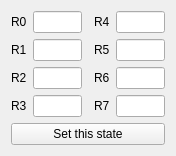
First picture: the form in src/assets/registerwindow.ui, repository arsdever/VirtualMachine, before the edit.
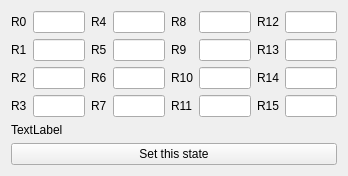
Second picture: the form after the edit.

Patch:
```diff
--- a/src/assets/registerwindow.ui
+++ b/src/assets/registerwindow.ui
@@ -6,47 +6,16 @@
    <rect>
     <x>0</x>
     <y>0</y>
-    <width>176</width>
-    <height>145</height>
+    <width>348</width>
+    <height>172</height>
    </rect>
   </property>
   <property name="windowTitle">
    <string>Form</string>
   </property>
+  <layout class="QGridLayout" name="gridLayout_5">
+   <item row="0" column="0">
   <layout class="QGridLayout" name="gridLayout">
-   <item row="3" column="3">
-    <widget class="QLabel" name="m_lblR7">
-     <property name="text">
-      <string>R7</string>
-     </property>
-     <property name="buddy">
-      <cstring>m_pReg7</cstring>
-     </property>
-    </widget>
-   </item>
-   <item row="3" column="0">
-    <widget class="QLabel" name="m_lblR3">
-     <property name="text">
-      <string>R3</string>
-     </property>
-     <property name="buddy">
-      <cstring>m_pReg3</cstring>
-     </property>
-    </widget>
-   </item>
-   <item row="0" column="3">
-    <widget class="QLabel" name="m_lblR4">
-     <property name="text">
-      <string>R4</string>
-     </property>
-     <property name="buddy">
-      <cstring>m_pReg4</cstring>
-     </property>
-    </widget>
-   </item>
-   <item row="1" column="1">
-    <widget class="QLineEdit" name="m_pReg1"/>
-   </item>
    <item row="0" column="0">
     <widget class="QLabel" name="m_lblR0">
      <property name="text">
@@ -57,19 +26,6 @@
      </property>
     </widget>
    </item>
-   <item row="2" column="0">
-    <widget class="QLabel" name="m_lblR2">
-     <property name="text">
-      <string>R2</string>
-     </property>
-     <property name="buddy">
-      <cstring>m_pReg2</cstring>
-     </property>
-    </widget>
-   </item>
-   <item row="2" column="4">
-    <widget class="QLineEdit" name="m_pReg6"/>
-   </item>
    <item row="0" column="1">
     <widget class="QLineEdit" name="m_pReg0"/>
    </item>
@@ -83,10 +39,66 @@
      </property>
     </widget>
    </item>
-   <item row="1" column="4">
+     <item row="1" column="1">
+      <widget class="QLineEdit" name="m_pReg1"/>
+     </item>
+     <item row="2" column="0">
+      <widget class="QLabel" name="m_lblR2">
+       <property name="text">
+        <string>R2</string>
+       </property>
+       <property name="buddy">
+        <cstring>m_pReg2</cstring>
+       </property>
+      </widget>
+     </item>
+     <item row="2" column="1">
+      <widget class="QLineEdit" name="m_pReg2"/>
+     </item>
+     <item row="3" column="0">
+      <widget class="QLabel" name="m_lblR3">
+       <property name="text">
+        <string>R3</string>
+       </property>
+       <property name="buddy">
+        <cstring>m_pReg3</cstring>
+       </property>
+      </widget>
+     </item>
+     <item row="3" column="1">
+      <widget class="QLineEdit" name="m_pReg3"/>
+     </item>
+    </layout>
+   </item>
+   <item row="0" column="1">
+    <layout class="QGridLayout" name="gridLayout_2">
+     <item row="0" column="0">
+      <widget class="QLabel" name="m_lblR4">
+       <property name="text">
+        <string>R4</string>
+       </property>
+       <property name="buddy">
+        <cstring>m_pReg4</cstring>
+       </property>
+      </widget>
+     </item>
+     <item row="0" column="1">
+      <widget class="QLineEdit" name="m_pReg4"/>
+     </item>
+     <item row="1" column="0">
+      <widget class="QLabel" name="m_lblR5">
+       <property name="text">
+        <string>R5</string>
+       </property>
+       <property name="buddy">
+        <cstring>m_pReg5</cstring>
+       </property>
+      </widget>
+     </item>
+     <item row="1" column="1">
     <widget class="QLineEdit" name="m_pReg5"/>
    </item>
-   <item row="2" column="3">
+     <item row="2" column="0">
     <widget class="QLabel" name="m_lblR6">
      <property name="text">
       <string>R6</string>
@@ -96,42 +108,157 @@
      </property>
     </widget>
    </item>
-   <item row="1" column="3">
-    <widget class="QLabel" name="m_lblR5">
+     <item row="2" column="1">
+      <widget class="QLineEdit" name="m_pReg6"/>
+     </item>
+     <item row="3" column="0">
+      <widget class="QLabel" name="m_lblR7">
      <property name="text">
-      <string>R5</string>
+        <string>R7</string>
      </property>
      <property name="buddy">
       <cstring>m_pReg5</cstring>
      </property>
     </widget>
    </item>
-   <item row="2" column="1">
-    <widget class="QLineEdit" name="m_pReg2"/>
-   </item>
-   <item row="0" column="4">
-    <widget class="QLineEdit" name="m_pReg4"/>
-   </item>
    <item row="3" column="1">
-    <widget class="QLineEdit" name="m_pReg3"/>
-   </item>
-   <item row="3" column="4">
     <widget class="QLineEdit" name="m_pReg7"/>
    </item>
-   <item row="1" column="2">
-    <spacer name="m_pSpacer">
+    </layout>
+   </item>
+   <item row="0" column="2">
+    <layout class="QGridLayout" name="gridLayout_3">
+     <item row="1" column="0">
+      <widget class="QLabel" name="m_lblR9">
+       <property name="text">
+        <string>R9</string>
+       </property>
+       <property name="buddy">
+        <cstring>m_pReg5</cstring>
+       </property>
+      </widget>
+     </item>
+     <item row="2" column="0">
+      <widget class="QLabel" name="m_lblR10">
+       <property name="text">
+        <string>R10</string>
+       </property>
+       <property name="buddy">
+        <cstring>m_pReg6</cstring>
+       </property>
+      </widget>
+     </item>
+     <item row="2" column="1">
+      <widget class="QLineEdit" name="m_pReg10"/>
+     </item>
+     <item row="3" column="0">
+      <widget class="QLabel" name="m_lblR11">
+       <property name="text">
+        <string>R11</string>
+       </property>
+       <property name="buddy">
+        <cstring>m_pReg7</cstring>
+       </property>
+      </widget>
+     </item>
+     <item row="0" column="1">
+      <widget class="QLineEdit" name="m_pReg8"/>
+     </item>
+     <item row="1" column="1">
+      <widget class="QLineEdit" name="m_pReg9"/>
+     </item>
+     <item row="3" column="1">
+      <widget class="QLineEdit" name="m_pReg11"/>
+     </item>
+     <item row="0" column="0">
+      <widget class="QLabel" name="m_lblR8">
+       <property name="text">
+        <string>R8</string>
+       </property>
+       <property name="buddy">
+        <cstring>m_pReg4</cstring>
+       </property>
+      </widget>
+     </item>
+    </layout>
+   </item>
+   <item row="0" column="3">
+    <layout class="QGridLayout" name="gridLayout_4">
+     <item row="0" column="0">
+      <widget class="QLabel" name="m_lblR12">
+       <property name="text">
+        <string>R12</string>
+       </property>
+       <property name="buddy">
+        <cstring>m_pReg4</cstring>
+       </property>
+      </widget>
+     </item>
+     <item row="0" column="1">
+      <widget class="QLineEdit" name="m_pReg12"/>
+     </item>
+     <item row="1" column="0">
+      <widget class="QLabel" name="m_lblR13">
+       <property name="text">
+        <string>R13</string>
+       </property>
+       <property name="buddy">
+        <cstring>m_pReg5</cstring>
+       </property>
+      </widget>
+     </item>
+     <item row="1" column="1">
+      <widget class="QLineEdit" name="m_pReg13"/>
+     </item>
+     <item row="2" column="0">
+      <widget class="QLabel" name="m_lblR14">
+       <property name="text">
+        <string>R14</string>
+       </property>
+       <property name="buddy">
+        <cstring>m_pReg6</cstring>
+       </property>
+      </widget>
+     </item>
+     <item row="2" column="1">
+      <widget class="QLineEdit" name="m_pReg14"/>
+     </item>
+     <item row="3" column="0">
+      <widget class="QLabel" name="m_lblR15">
+       <property name="text">
+        <string>R15</string>
+       </property>
+       <property name="buddy">
+        <cstring>m_pReg7</cstring>
+       </property>
+      </widget>
+     </item>
+     <item row="3" column="1">
+      <widget class="QLineEdit" name="m_pReg15"/>
+     </item>
+    </layout>
+   </item>
+   <item row="3" column="1">
+    <spacer name="verticalSpacer">
      <property name="orientation">
-      <enum>Qt::Horizontal</enum>
+      <enum>Qt::Vertical</enum>
      </property>
      <property name="sizeHint" stdset="0">
       <size>
-       <width>40</width>
-       <height>20</height>
+       <width>20</width>
+       <height>1</height>
       </size>
      </property>
     </spacer>
    </item>
-   <item row="4" column="0" colspan="5">
+   <item row="1" column="0" colspan="4">
+    <widget class="QLabel" name="IRValue">
+     <property name="text">
+      <string>TextLabel</string>
+     </property>
+    </widget>
+   </item>
+   <item row="2" column="0" colspan="4">
     <widget class="QPushButton" name="m_pSubmit">
      <property name="text">
       <string>Set this state</string>
```
Left out of the diff: 6 changed lines with no effect on the pictures. Lines whose indentation alone changed are shown as unchanged.
